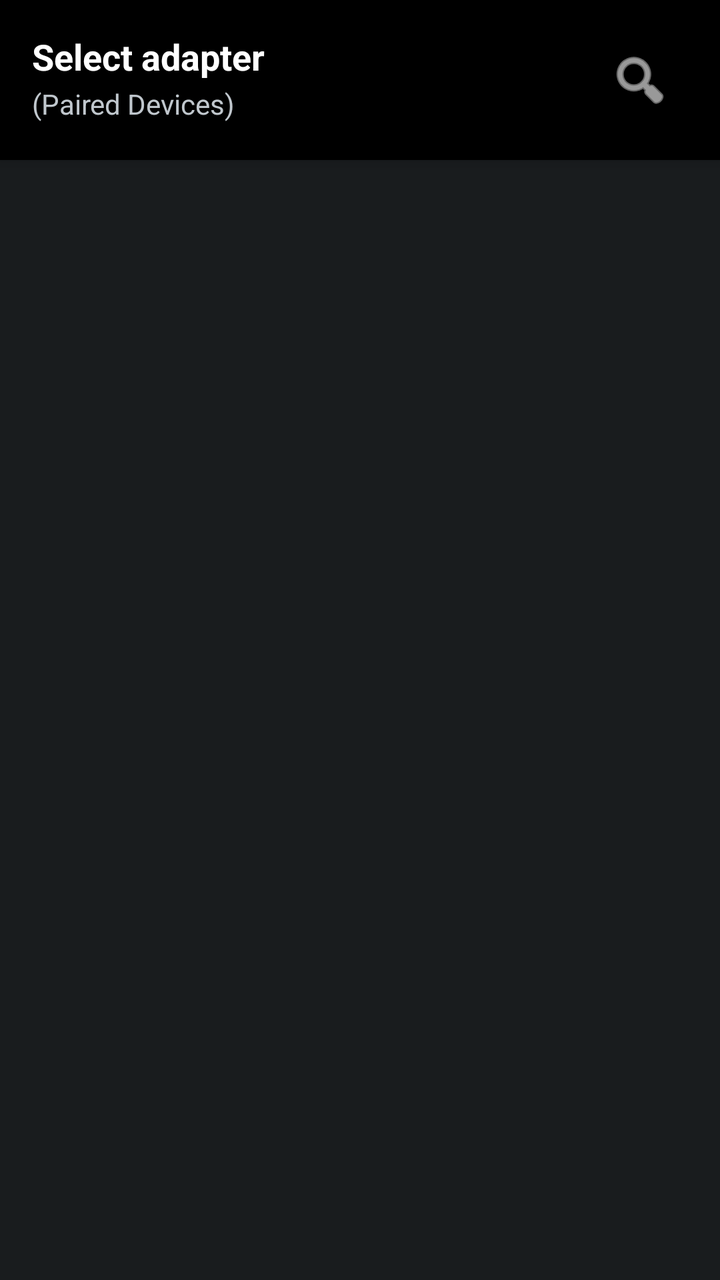
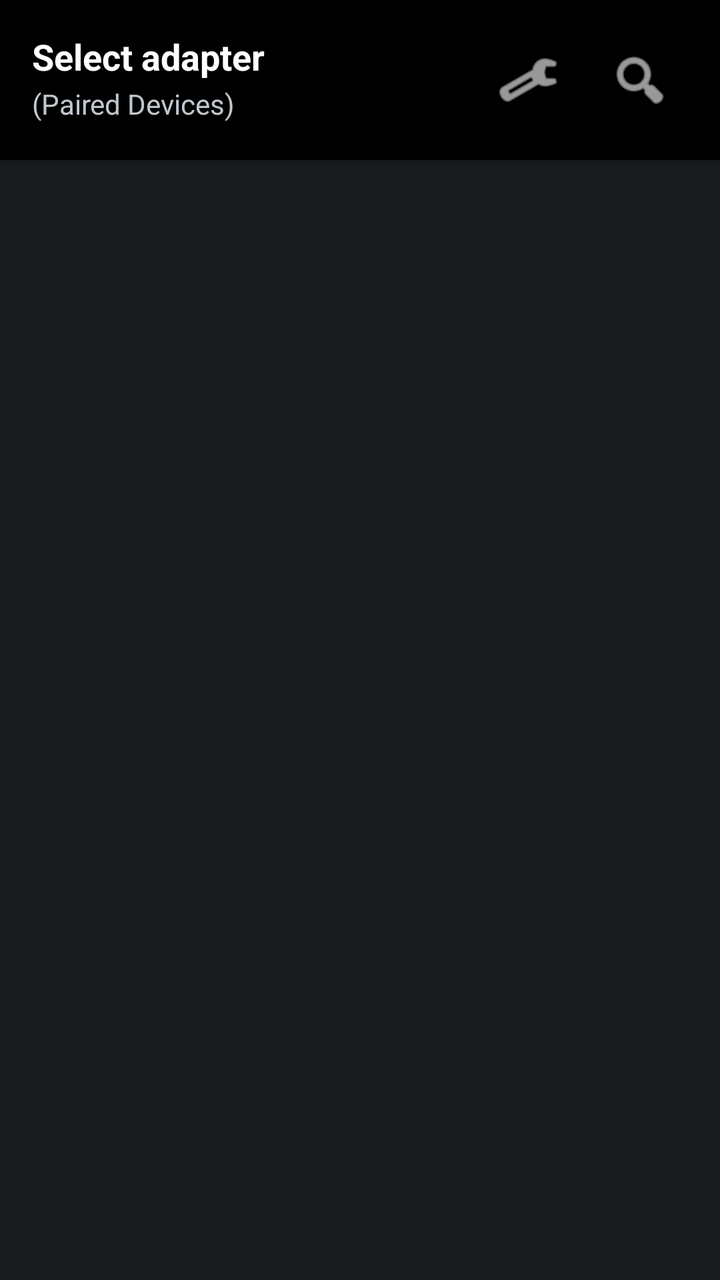

Before-and-after screenshots of an Android layout around one commit, followed by the original layout XML and the change that was made.
<!-- AndroidManifest.xml: application theme AppTheme.Dark -->
<!-- res/layout/device_list_modern.xml -->
<?xml version="1.0" encoding="utf-8"?>
<LinearLayout xmlns:android="http://schemas.android.com/apk/res/android"
    android:orientation="vertical"
    android:layout_width="match_parent"
    android:layout_height="match_parent"
    android:background="?android:attr/windowBackground">

    
    <LinearLayout
        android:layout_width="match_parent"
        android:layout_height="wrap_content"
        android:orientation="vertical"
        android:background="#000000"
        android:padding="16dp"
        android:elevation="4dp">

        <LinearLayout
            android:layout_width="match_parent"
            android:layout_height="wrap_content"
            android:orientation="horizontal">

            <LinearLayout
                android:layout_width="0dp"
                android:layout_weight="1"
                android:layout_height="wrap_content"
                android:orientation="vertical">

                <TextView
                    android:layout_width="wrap_content"
                    android:layout_height="wrap_content"
                    android:text="@string/select_device"
                    android:textColor="@android:color/white"
                    android:textSize="18sp"
                    android:textStyle="bold"/>

                <TextView
                    android:layout_width="wrap_content"
                    android:layout_height="wrap_content"
                    android:text="(Paired Devices)"
                    android:textColor="?android:attr/textColorSecondary"
                    android:textSize="14sp"
                    android:layout_marginTop="2dp"/>

            </LinearLayout>

            <ImageButton
                android:id="@+id/btn_scan"
                android:layout_width="wrap_content"
                android:layout_height="wrap_content"
                android:src="@android:drawable/ic_menu_search"
                android:background="?android:attr/selectableItemBackgroundBorderless"
                android:padding="8dp"
                android:contentDescription="Scan for devices"
                android:tint="@android:color/white"
                android:layout_gravity="center_vertical"/>
        </LinearLayout>

    </LinearLayout>

    
    <FrameLayout
        android:layout_width="match_parent"
        android:layout_height="match_parent">

        
        <ListView
            android:id="@+id/paired_devices"
            android:layout_width="match_parent"
            android:layout_height="match_parent"
            android:padding="8dp"
            android:clipToPadding="false"
            android:divider="@android:color/transparent"
            android:dividerHeight="8dp"
            android:scrollbarStyle="outsideOverlay"/>

        
        <LinearLayout
            android:id="@+id/empty_state"
            android:layout_width="match_parent"
            android:layout_height="match_parent"
            android:orientation="vertical"
            android:gravity="center"
            android:padding="32dp"
            android:visibility="gone">

            <ImageView
                android:layout_width="96dp"
                android:layout_height="96dp"
                android:src="@android:drawable/stat_sys_data_bluetooth"
                android:tint="?android:attr/textColorTertiary"
                android:layout_marginBottom="16dp"/>

            <TextView
                android:layout_width="wrap_content"
                android:layout_height="wrap_content"
                android:text="No paired devices found"
                android:textSize="18sp"
                android:textColor="?android:attr/textColorPrimary"
                android:layout_marginBottom="8dp"/>

            <TextView
                android:layout_width="wrap_content"
                android:layout_height="wrap_content"
                android:text="Make sure Bluetooth is enabled and pair your OBD adapter in system settings"
                android:textSize="14sp"
                android:textColor="?android:attr/textColorSecondary"
                android:gravity="center"
                android:layout_marginBottom="24dp"/>

            <Button
                android:id="@+id/btn_open_settings"
                android:layout_width="wrap_content"
                android:layout_height="wrap_content"
                android:text="Open Bluetooth Settings"
                android:textColor="@android:color/white"
                android:background="?android:attr/colorPrimary"
                android:padding="12dp"/>
        </LinearLayout>

    </FrameLayout>
</LinearLayout>
<!-- resources referenced by this layout -->
<resources>
  <string name="select_device">Select adapter</string>
  <style name="AppTheme.Dark" parent="@android:style/Theme.DeviceDefault">
          <item name="android:activatedBackgroundIndicator">@drawable/activated_background</item>
      </style>
  <!-- drawable activated_background (drawable) -->
  <?xml version="1.0" encoding="utf-8"?>
  <selector xmlns:android="http://schemas.android.com/apk/res/android">
      <item android:state_activated="true" android:drawable="@color/row_activated" />
      <item android:drawable="@android:color/transparent" />
  </selector>
  <color name="row_activated">#80808080</color>
</resources>

<!-- the commit's change to res/layout/device_list_modern.xml (unified diff, before → after) -->
@@ -42,6 +42,18 @@
                     android:layout_marginTop="2dp"/>
 
             </LinearLayout>
+
+            <ImageButton
+                android:id="@+id/btn_bluetooth_settings"
+                android:layout_width="wrap_content"
+                android:layout_height="wrap_content"
+                android:src="@android:drawable/ic_menu_preferences"
+                android:background="?android:attr/selectableItemBackgroundBorderless"
+                android:padding="8dp"
+                android:contentDescription="Open Bluetooth Settings"
+                android:tint="@android:color/white"
+                android:layout_gravity="center_vertical"
+                android:layout_marginEnd="8dp"/>
 
             <ImageButton
                 android:id="@+id/btn_scan"
